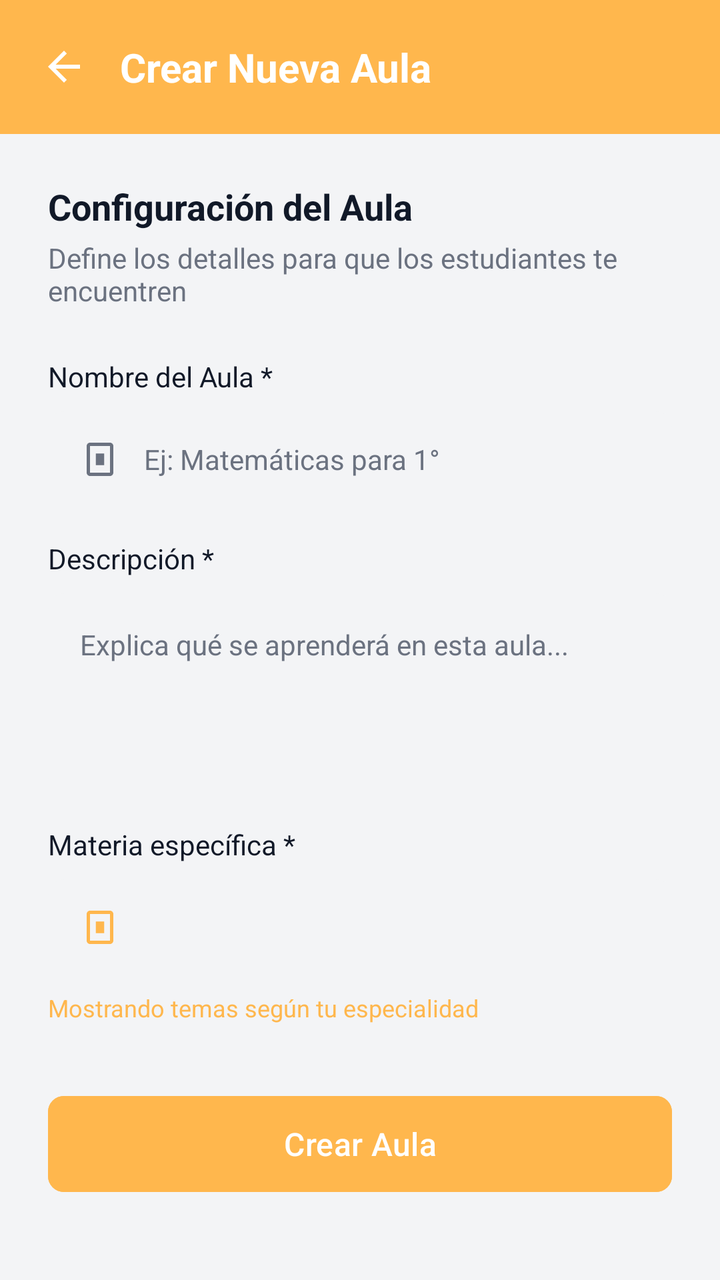
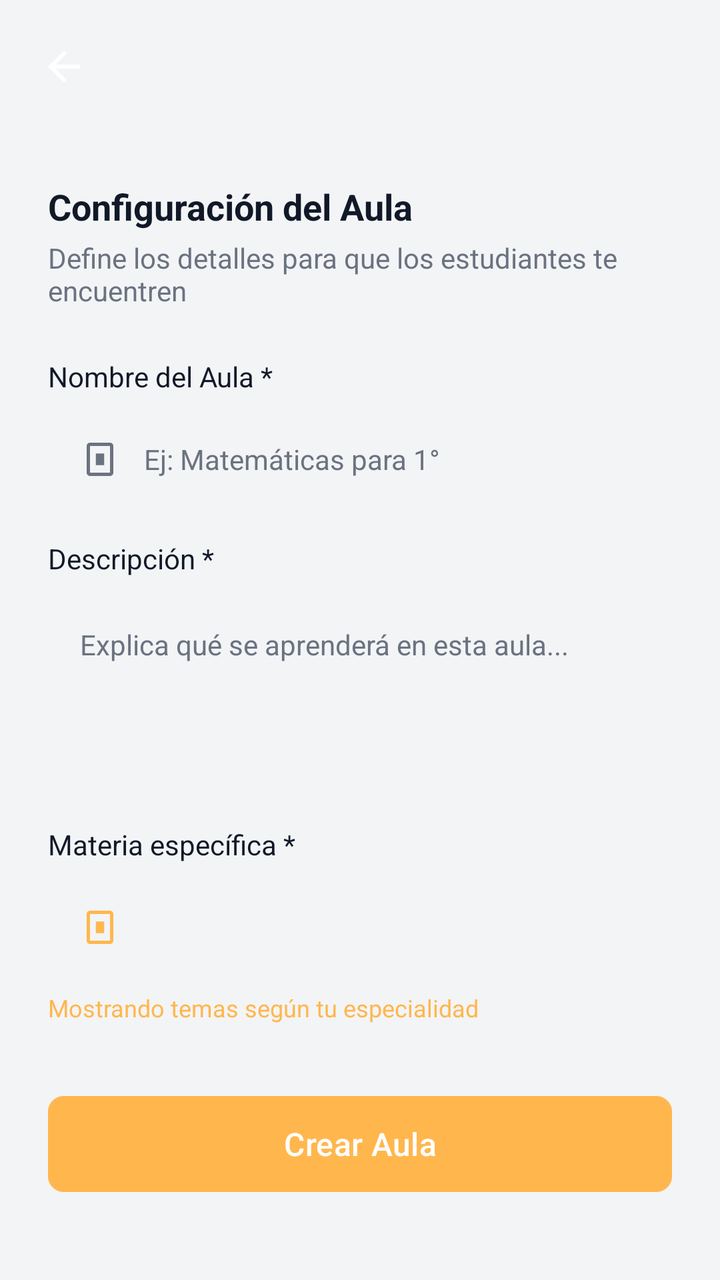

Two renders of the same Android screen: before a commit and after it. Below are the layout's source before the change and the commit's diff.
<!-- AndroidManifest.xml: application theme Theme.Aulasenora -->
<!-- res/layout/activity_create_aula.xml -->
<?xml version="1.0" encoding="utf-8"?>
<LinearLayout xmlns:android="http://schemas.android.com/apk/res/android"
    xmlns:app="http://schemas.android.com/apk/res-auto"
    android:id="@+id/main"
    android:layout_width="match_parent"
    android:layout_height="match_parent"
    android:background="#F3F4F6"
    android:orientation="vertical">

    
    <LinearLayout
        android:layout_width="match_parent"
        android:layout_height="wrap_content"
        android:background="@color/primaryOrange"
        android:orientation="horizontal"
        android:padding="20dp"
        android:gravity="center_vertical">
        
        <ImageView
            android:id="@+id/btnBack"
            android:layout_width="24dp"
            android:layout_height="24dp"
            android:src="@drawable/ic_back"
            app:tint="@color/white" />
            
        <TextView
            android:layout_width="wrap_content"
            android:layout_height="wrap_content"
            android:layout_marginStart="16dp"
            android:text="Crear Nueva Aula"
            android:textColor="@color/white"
            android:textSize="20sp"
            android:textStyle="bold" />
    </LinearLayout>

    <ScrollView
        android:layout_width="match_parent"
        android:layout_height="0dp"
        android:layout_weight="1"
        android:fillViewport="true">

        <LinearLayout
            android:layout_width="match_parent"
            android:layout_height="wrap_content"
            android:orientation="vertical"
            android:padding="24dp">

            <TextView
                android:layout_width="wrap_content"
                android:layout_height="wrap_content"
                android:text="Configuración del Aula"
                android:textColor="@color/textDark"
                android:textSize="18sp"
                android:textStyle="bold" />
                
            <TextView
                android:layout_width="wrap_content"
                android:layout_height="wrap_content"
                android:layout_marginTop="4dp"
                android:text="Define los detalles para que los estudiantes te encuentren"
                android:textColor="@color/textGray"
                android:textSize="14sp" />

            
            <TextView
                android:layout_width="wrap_content"
                android:layout_height="wrap_content"
                android:layout_marginTop="24dp"
                android:text="Nombre del Aula *"
                android:textColor="@color/textDark"
                android:textSize="14sp" />

            <LinearLayout
                android:layout_width="match_parent"
                android:layout_height="48dp"
                android:layout_marginTop="8dp"
                android:background="@drawable/bg_input"
                android:gravity="center_vertical"
                android:orientation="horizontal"
                android:paddingHorizontal="16dp">

                <ImageView
                    android:layout_width="20dp"
                    android:layout_height="20dp"
                    android:src="@drawable/ic_book"
                    app:tint="@color/textGray" />

                <EditText
                    android:id="@+id/etAulaName"
                    android:layout_width="match_parent"
                    android:layout_height="match_parent"
                    android:layout_marginStart="12dp"
                    android:background="@null"
                    android:hint="Ej: Matemáticas para 1°"
                    android:inputType="text"
                    android:textColor="@color/textDark"
                    android:textColorHint="@color/textGray"
                    android:textSize="14sp" />
            </LinearLayout>

            
            <TextView
                android:layout_width="wrap_content"
                android:layout_height="wrap_content"
                android:layout_marginTop="16dp"
                android:text="Descripción *"
                android:textColor="@color/textDark"
                android:textSize="14sp" />

            <LinearLayout
                android:layout_width="match_parent"
                android:layout_height="100dp"
                android:layout_marginTop="8dp"
                android:background="@drawable/bg_input"
                android:orientation="horizontal"
                android:padding="16dp">

                <EditText
                    android:id="@+id/etAulaDescription"
                    android:layout_width="match_parent"
                    android:layout_height="match_parent"
                    android:background="@null"
                    android:gravity="top|start"
                    android:hint="Explica qué se aprenderá en esta aula..."
                    android:inputType="textMultiLine"
                    android:textColor="@color/textDark"
                    android:textColorHint="@color/textGray"
                    android:textSize="14sp" />
            </LinearLayout>

            
            <TextView
                android:layout_width="wrap_content"
                android:layout_height="wrap_content"
                android:layout_marginTop="16dp"
                android:text="Materia específica *"
                android:textColor="@color/textDark"
                android:textSize="14sp" />

            <LinearLayout
                android:layout_width="match_parent"
                android:layout_height="48dp"
                android:layout_marginTop="8dp"
                android:background="@drawable/bg_input"
                android:gravity="center_vertical"
                android:orientation="horizontal"
                android:paddingHorizontal="16dp">

                <ImageView
                    android:layout_width="20dp"
                    android:layout_height="20dp"
                    android:src="@drawable/ic_book"
                    app:tint="@color/primaryOrange" />

                <Spinner
                    android:id="@+id/spinnerSubject"
                    android:layout_width="match_parent"
                    android:layout_height="match_parent"
                    android:layout_marginStart="12dp"
                    android:background="@null" />
            </LinearLayout>
            
            <TextView
                android:id="@+id/tvSpecialtyNotice"
                android:layout_width="wrap_content"
                android:layout_height="wrap_content"
                android:layout_marginTop="8dp"
                android:text="Mostrando temas según tu especialidad"
                android:textColor="@color/primaryOrange"
                android:textSize="12sp" />

            <com.google.android.material.button.MaterialButton
                android:id="@+id/btnCreate"
                android:layout_width="match_parent"
                android:layout_height="56dp"
                android:layout_marginTop="32dp"
                android:backgroundTint="@color/primaryOrange"
                android:text="Crear Aula"
                android:textAllCaps="false"
                android:textSize="16sp"
                app:cornerRadius="8dp" />
                
        </LinearLayout>
    </ScrollView>
</LinearLayout>
<!-- resources referenced by this layout -->
<resources>
  <color name="primaryOrange">#FFB74D</color>
  <color name="textDark">#111928</color>
  <color name="textGray">#6B7280</color>
  <color name="white">#FFFFFFFF</color>
  <!-- drawable bg_input (drawable) -->
  <?xml version="1.0" encoding="utf-8"?>
  <shape xmlns:android="http://schemas.android.com/apk/res/android">
      <solid android:color="@color/inputBackground"/>
      <corners android:radius="8dp"/>
  </shape>
  <!-- drawable ic_back (drawable) -->
  <vector xmlns:android="http://schemas.android.com/apk/res/android"
      android:width="24dp"
      android:height="24dp"
      android:viewportWidth="24"
      android:viewportHeight="24">
    <path
        android:fillColor="@android:color/white"
        android:pathData="M20,11H7.83l5.59,-5.59L12,4l-8,8 8,8 1.41,-1.41L7.83,13H20v-2z"/>
  </vector>
  <!-- drawable ic_book (drawable) -->
  <vector xmlns:android="http://schemas.android.com/apk/res/android"
      android:width="24dp"
      android:height="24dp"
      android:viewportWidth="24"
      android:viewportHeight="24"
      android:tint="#00BBD4">
    <path
        android:fillColor="@android:color/white"
        android:pathData="M18,2H6c-1.1,0 -2,0.9 -2,2v16c0,1.1 0.9,2 2,2h12c1.1,0 2,-0.9 2,-2V4C20,2.9 19.1,2 18,2zM18,20H6V4h12V20z M9.5,8.5v7h5v-7H9.5z"/>
  </vector>
  <style name="Theme.Aulasenora" parent="Base.Theme.Aulasenora" />
  <color name="inputBackground">#F3F4F6</color>
  <style name="Base.Theme.Aulasenora" parent="Theme.Material3.DayNight.NoActionBar">
          
          
      </style>
</resources>

<!-- the commit's change to res/layout/activity_create_aula.xml (unified diff, before → after) -->
@@ -2,47 +2,19 @@
 <LinearLayout xmlns:android="http://schemas.android.com/apk/res/android"
     xmlns:app="http://schemas.android.com/apk/res-auto"
     android:id="@+id/main"
-    android:layout_width="match_parent"
-    android:layout_height="match_parent"
-    android:background="#F3F4F6"
+    style="@style/ActivityRoot"
     android:orientation="vertical">
 
-    
-    <LinearLayout
-        android:layout_width="match_parent"
-        android:layout_height="wrap_content"
-        android:background="@color/primaryOrange"
-        android:orientation="horizontal"
-        android:padding="20dp"
-        android:gravity="center_vertical">
-        
-        <ImageView
-            android:id="@+id/btnBack"
-            android:layout_width="24dp"
-            android:layout_height="24dp"
-            android:src="@drawable/ic_back"
-            app:tint="@color/white" />
-            
-        <TextView
-            android:layout_width="wrap_content"
-            android:layout_height="wrap_content"
-            android:layout_marginStart="16dp"
-            android:text="Crear Nueva Aula"
-            android:textColor="@color/white"
-            android:textSize="20sp"
-            android:textStyle="bold" />
-    </LinearLayout>
+    <include
+        android:id="@+id/includeHeader"
+        layout="@layout/include_header" />
 
     <ScrollView
-        android:layout_width="match_parent"
-        android:layout_height="0dp"
-        android:layout_weight="1"
-        android:fillViewport="true">
+        style="@style/ActivityScrollView"
+        android:layout_weight="1">
 
         <LinearLayout
-            android:layout_width="match_parent"
-            android:layout_height="wrap_content"
-            android:orientation="vertical"
+            style="@style/ActivityContainer"
             android:padding="24dp">
 
             <TextView
@@ -183,3 +155,21 @@
         </LinearLayout>
     </ScrollView>
 </LinearLayout>
+<!-- res/layout/include_header.xml (included above) -->
+<?xml version="1.0" encoding="utf-8"?>
+<LinearLayout xmlns:android="http://schemas.android.com/apk/res/android"
+    xmlns:app="http://schemas.android.com/apk/res-auto"
+    android:id="@+id/headerBar"
+    style="@style/HeaderBar">
+
+    <ImageView
+        android:id="@+id/btnBack"
+        android:layout_width="24dp"
+        android:layout_height="24dp"
+        android:src="@drawable/ic_back"
+        app:tint="@color/white" />
+
+    <TextView
+        android:id="@+id/tvTitle"
+        style="@style/HeaderTitle" />
+</LinearLayout>
<!-- resource entries referenced after the edit -->
@@ -31,6 +31,39 @@
         android:fillColor="@android:color/white"
         android:pathData="M18,2H6c-1.1,0 -2,0.9 -2,2v16c0,1.1 0.9,2 2,2h12c1.1,0 2,-0.9 2,-2V4C20,2.9 19.1,2 18,2zM18,20H6V4h12V20z M9.5,8.5v7h5v-7H9.5z"/>
   </vector>
+  <style name="ActivityContainer">
+          <item name="android:layout_width">match_parent</item>
+          <item name="android:layout_height">wrap_content</item>
+          <item name="android:orientation">vertical</item>
+          <item name="android:padding">16dp</item>
+      </style>
+  <style name="ActivityRoot">
+          <item name="android:layout_width">match_parent</item>
+          <item name="android:layout_height">match_parent</item>
+          <item name="android:background">#F3F4F6</item>
+      </style>
+  <style name="ActivityScrollView">
+          <item name="android:layout_width">match_parent</item>
+          <item name="android:layout_height">match_parent</item>
+          <item name="android:fillViewport">true</item>
+          <item name="android:clipToPadding">false</item>
+          <item name="android:paddingBottom">80dp</item>
+      </style>
+  <style name="HeaderBar">
+          <item name="android:layout_width">match_parent</item>
+          <item name="android:layout_height">wrap_content</item>
+          <item name="android:gravity">center_vertical</item>
+          <item name="android:orientation">horizontal</item>
+          <item name="android:padding">20dp</item>
+      </style>
+  <style name="HeaderTitle">
+          <item name="android:layout_width">wrap_content</item>
+          <item name="android:layout_height">wrap_content</item>
+          <item name="android:layout_marginStart">16dp</item>
+          <item name="android:textColor">@color/white</item>
+          <item name="android:textSize">20sp</item>
+          <item name="android:textStyle">bold</item>
+      </style>
   <style name="Theme.Aulasenora" parent="Base.Theme.Aulasenora" />
   <color name="inputBackground">#F3F4F6</color>
   <style name="Base.Theme.Aulasenora" parent="Theme.Material3.DayNight.NoActionBar">
